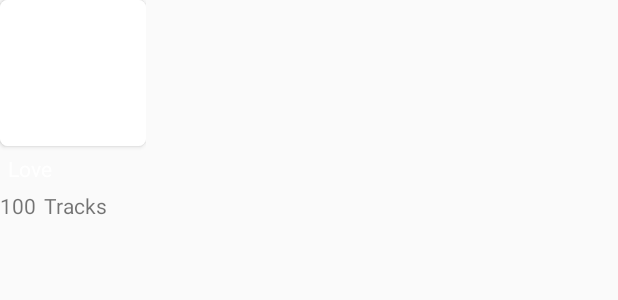
After one commit to kongchom/simple-music-player-trimmer-MVVM-firebaseStorage, an Android app: the layout item_hot_album.xml on its own in the app's theme, with its tools: preview values and no code run, on a phone screen of 412 x 824 dp. The commit adds this screen. Shown: the top 300 px of the screen. Run offline under Robolectric (Android 15) with nearby library versions, the phone set to English and light mode, and no system bars.

Commit message:
CongNM Implement UI hot album, handle get data hot album

```diff
--- a/app/src/main/java/g3/viewmusicchoose/di/AppComponent.kt
+++ b/app/src/main/java/g3/viewmusicchoose/di/AppComponent.kt
@@ -2,7 +2,7 @@ package g3.viewchoosephoto.di
 
 import dagger.Component
 import g3.viewmusicchoose.ui.MainMusicActivity
-import g3.viewmusicchoose.ui.featured.FeaturedFragment
+import g3.viewmusicchoose.ui.featured.ui.FeaturedFragment
 import javax.inject.Singleton
 
 
--- a/app/src/main/java/g3/viewmusicchoose/repo/featured/IMusicRepository.kt
+++ b/app/src/main/java/g3/viewmusicchoose/repo/featured/IMusicRepository.kt
@@ -3,6 +3,7 @@ package g3.viewmusicchoose.repo.featured
 import android.content.Context
 import g3.viewmusicchoose.LocalSong
 import g3.viewmusicchoose.Music
+import g3.viewmusicchoose.ui.featured.model.Album
 import io.reactivex.Completable
 import io.reactivex.Single
 import javax.inject.Inject
@@ -14,5 +15,7 @@ interface IMusicRepository {
 
     fun getStringConfigJson(): Single<String>
 
-    fun saveFileToLocal(str: String): Single<List<Music>>
+    fun getHotMusicList(str: String): Single<List<Music>>
+
+    fun getHostAlbumList(str: String): Single<List<Album>>
 }
--- a/app/src/main/java/g3/viewmusicchoose/ui/featured/AddAudioToLocalUseCase.kt
+++ b/app/src/main/java/g3/viewmusicchoose/ui/featured/model/AddAudioToLocalUseCase.kt
@@ -1,4 +1,4 @@
-package g3.viewmusicchoose.ui.featured
+package g3.viewmusicchoose.ui.featured.model
 
 import g3.viewmusicchoose.repo.featured.LocalMusicRepository
 import io.reactivex.Completable
--- a/app/src/main/java/g3/viewmusicchoose/util/DialogUtil.kt
+++ b/app/src/main/java/g3/viewmusicchoose/util/DialogUtil.kt
@@ -38,7 +38,7 @@ object DialogUtil {
     ) {
         showDialogConfirm(
             activity,
-            R.string.app_name,
+            R.string.message_permission_denied,
             R.string.app_name,
             R.string.app_name, isCancel, onRetry, onCancel
         )
--- /dev/null
+++ b/app/src/main/res/drawable/hot_album_thumb_background.xml
@@ -0,0 +1,5 @@
+<?xml version="1.0" encoding="utf-8"?>
+<shape xmlns:android="http://schemas.android.com/apk/res/android"
+    android:shape="rectangle">
+    <corners android:radius="@dimen/_2sdp"/>
+</shape>
--- a/app/src/main/res/layout/fragment_featured.xml
+++ b/app/src/main/res/layout/fragment_featured.xml
@@ -19,7 +19,8 @@
     <androidx.recyclerview.widget.RecyclerView
         android:id="@+id/featured_fragment_hot_album_rv"
         android:layout_width="match_parent"
-        android:layout_height="@dimen/_90sdp"
+        android:layout_height="wrap_content"
+        android:layout_marginStart="@dimen/_13sdp"
         app:layout_constraintEnd_toEndOf="parent"
         app:layout_constraintStart_toStartOf="parent"
         app:layout_constraintTop_toBottomOf="@id/featured_fragment_tv_hot_album"/>
--- /dev/null
+++ b/app/src/main/res/layout/item_hot_album.xml
@@ -0,0 +1,53 @@
+<?xml version="1.0" encoding="utf-8"?>
+<RelativeLayout xmlns:android="http://schemas.android.com/apk/res/android"
+    xmlns:tools="http://schemas.android.com/tools"
+    android:layout_width="wrap_content"
+    android:layout_height="wrap_content"
+    xmlns:app="http://schemas.android.com/apk/res-auto"
+    android:paddingEnd="@dimen/_13sdp"
+    tools:ignore="RtlSymmetry">
+
+    <androidx.cardview.widget.CardView
+        android:id="@+id/hot_album_thumb_container"
+        android:layout_width="wrap_content"
+        android:layout_height="wrap_content"
+        app:cardCornerRadius="@dimen/_4sdp">
+
+        <ImageView
+            android:id="@+id/hot_album_thumb"
+            android:layout_width="@dimen/_75sdp"
+            android:layout_height="@dimen/_75sdp"
+            android:background="@drawable/hot_album_thumb_background"
+            android:scaleType="centerCrop"
+            android:src="@color/colorAccent"/>
+    </androidx.cardview.widget.CardView>
+
+    <TextView
+        android:id="@+id/hot_album_name"
+        android:layout_width="@dimen/_75sdp"
+        android:layout_height="wrap_content"
+        android:layout_below="@id/hot_album_thumb_container"
+        android:padding="@dimen/_4sdp"
+        android:textColor="@color/colorAccent"
+        tools:text="Love"/>
+
+    <LinearLayout
+        android:layout_width="@dimen/_75sdp"
+        android:layout_height="wrap_content"
+        android:layout_below="@id/hot_album_name"
+        android:orientation="horizontal">
+
+        <TextView
+            android:id="@+id/hot_album_number_of_track"
+            android:layout_width="wrap_content"
+            android:layout_height="wrap_content"
+            tools:text="100"/>
+
+        <TextView
+            android:layout_width="wrap_content"
+            android:layout_height="wrap_content"
+            android:layout_marginStart="@dimen/_4sdp"
+            android:text="@string/hot_album_tracks" />
+    </LinearLayout>
+
+</RelativeLayout>
--- a/app/src/main/res/values/strings.xml
+++ b/app/src/main/res/values/strings.xml
@@ -6,4 +6,5 @@
     <string name="effects_fragment_title">Effects</string>
     <string name="hot_album">Hot Album</string>
     <string name="hot_music">Hot Music</string>
+    <string name="hot_album_tracks">Tracks</string>
 </resources>
--- a/mylibutils/src/main/res/values/strings.xml
+++ b/mylibutils/src/main/res/values/strings.xml
@@ -2,6 +2,6 @@
     <string name="app_name">MyLibUtils</string>
     <string name="message_network_not_available">Please check your connection or try again later</string>
 
-    <string name="message_permission_denied">You are not granted permission, therefore you cannot use this function.</string>
+    <string name="message_permission_denied">Without this permission the app is unable to choose music for your video. Are you sure you want to deny this permission?</string>
     <string name="message_permission_denied_remember">Please go to settings to re-grant permission for application</string>
 </resources>
```
Also changed, not shown: app/src/main/java/g3/viewmusicchoose/MusicResponse.java (+4 -4 lines), app/src/main/java/g3/viewmusicchoose/repo/featured/LocalMusicRepository.kt (+30 -4 lines), app/src/main/java/g3/viewmusicchoose/ui/MainMusicActivity.kt (+3 -7 lines), app/src/main/java/g3/viewmusicchoose/ui/featured/model/Album.kt (+41 -5 lines), app/src/main/java/g3/viewmusicchoose/ui/featured/model/DownloadAudioFromFirebaseUseCase.kt (+7 -6 lines), app/src/main/java/g3/viewmusicchoose/ui/featured/model/GetAllFirebaseDataUseCase.kt (renamed from app/src/main/java/g3/viewmusicchoose/ui/featured/GetAllFirebaseDataUseCase.kt, +9 -4 lines), app/src/main/java/g3/viewmusicchoose/ui/featured/ui/FeaturedFragment.kt (renamed from app/src/main/java/g3/viewmusicchoose/ui/featured/FeaturedFragment.kt, +7 -4 lines), app/src/main/java/g3/viewmusicchoose/ui/featured/ui/FeaturedFragmentViewModel.kt (renamed from app/src/main/java/g3/viewmusicchoose/ui/featured/FeaturedFragmentViewModel.kt, +20 -6 lines), app/src/main/java/g3/viewmusicchoose/ui/featured/ui/HotAlbumAdapter.kt (added, +39 -0 lines), app/src/main/res/drawable/default_album.jpg (added), app/src/main/res/drawable/default_music_picture.png (added).
